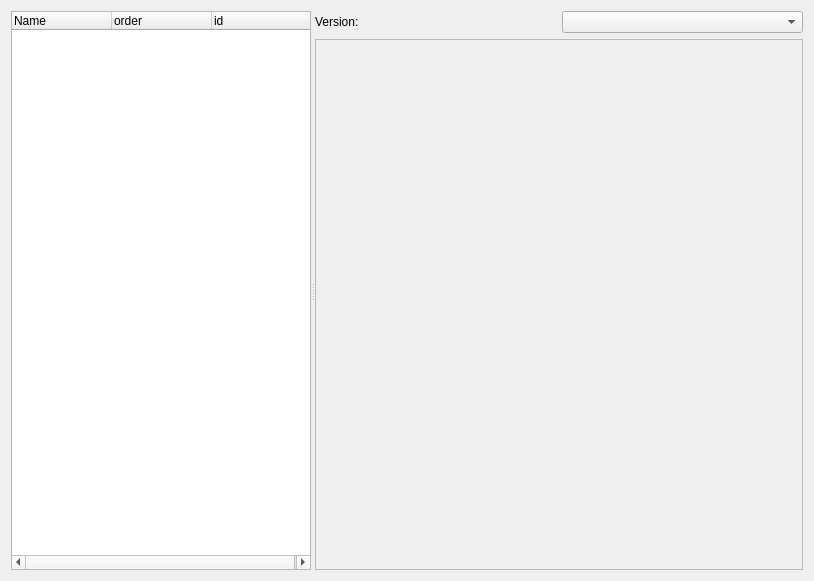
Before: the Qt Designer form PBS/mapencounter/mapencounterdialog.ui in jowin202/YaRXP, drawn with Qt 5.
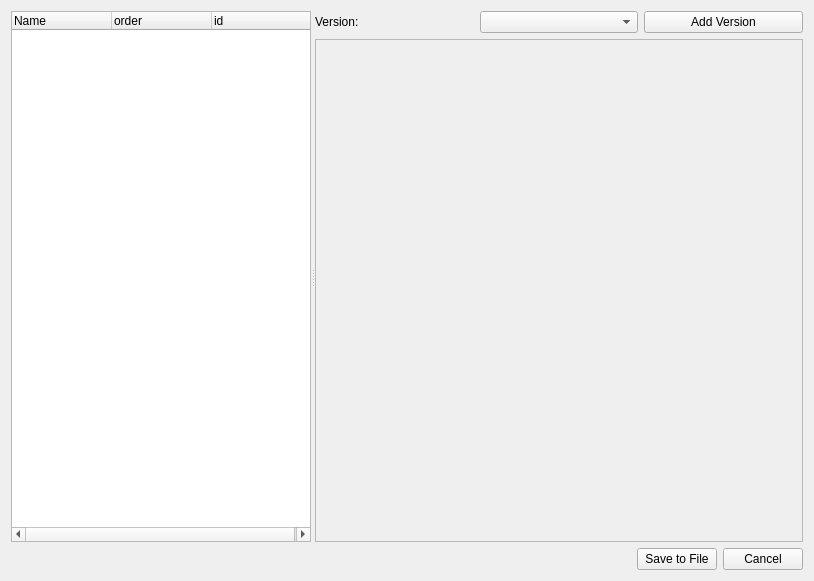
After: the same form once the commit is applied.

What changed in the file:
```diff
--- a/PBS/mapencounter/mapencounterdialog.ui
+++ b/PBS/mapencounter/mapencounterdialog.ui
@@ -54,7 +54,14 @@
        <item row="0" column="1">
         <widget class="QComboBox" name="combo_version"/>
        </item>
-       <item row="1" column="0" colspan="2">
+       <item row="0" column="2">
+        <widget class="QPushButton" name="button_add_version">
+         <property name="text">
+          <string>Add Version</string>
+         </property>
+        </widget>
+       </item>
+       <item row="1" column="0" colspan="3">
         <widget class="QScrollArea" name="scrollArea">
          <property name="widgetResizable">
           <bool>true</bool>
@@ -64,8 +71,8 @@
            <rect>
             <x>0</x>
             <y>0</y>
-            <width>485</width>
-            <height>515</height>
+            <width>479</width>
+            <height>471</height>
            </rect>
           </property>
           <layout class="QGridLayout" name="gridLayout_3">
@@ -93,6 +100,50 @@
      </widget>
     </widget>
    </item>
+   <item row="1" column="0">
+    <layout class="QHBoxLayout" name="horizontalLayout">
+     <item>
+      <spacer name="horizontalSpacer">
+       <property name="orientation">
+        <enum>Qt::Horizontal</enum>
+       </property>
+       <property name="sizeHint" stdset="0">
+        <size>
+         <width>40</width>
+         <height>20</height>
+        </size>
+       </property>
+      </spacer>
+     </item>
+     <item>
+      <widget class="QPushButton" name="button_ok">
+       <property name="text">
+        <string>Save to File</string>
+       </property>
+      </widget>
+     </item>
+     <item>
+      <widget class="QPushButton" name="button_cancel">
+       <property name="text">
+        <string>Cancel</string>
+       </property>
+      </widget>
+     </item>
+    </layout>
+   </item>
+   <item row="0" column="1">
+    <spacer name="verticalSpacer_2">
+     <property name="orientation">
+      <enum>Qt::Vertical</enum>
+     </property>
+     <property name="sizeHint" stdset="0">
+      <size>
+       <width>0</width>
+       <height>40</height>
+      </size>
+     </property>
+    </spacer>
+   </item>
   </layout>
  </widget>
  <resources/>
```
